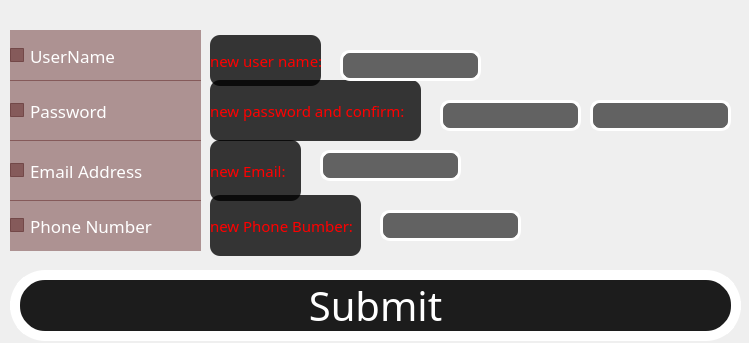
First picture: the form in changeinfo.ui, repository ErfanGerami/AP-Project, before the edit.
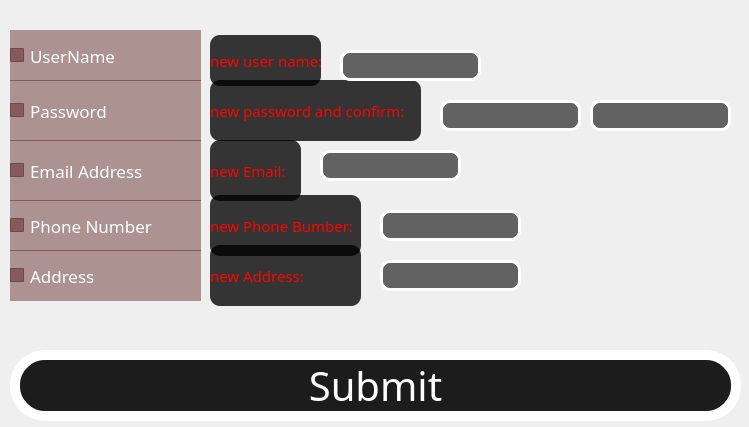
Second picture: the form after the edit. Icons and pictures are not drawn.

The edit to the form file:
```diff
--- a/changeinfo.ui
+++ b/changeinfo.ui
@@ -7,7 +7,7 @@
     <x>0</x>
     <y>0</y>
     <width>749</width>
-    <height>343</height>
+    <height>427</height>
    </rect>
   </property>
   <property name="windowTitle">
@@ -328,7 +328,7 @@
    <property name="geometry">
     <rect>
      <x>10</x>
-     <y>270</y>
+     <y>350</y>
      <width>731</width>
      <height>71</height>
     </rect>
@@ -348,6 +348,75 @@
     <string>Submit</string>
    </property>
   </widget>
+  <widget class="QLineEdit" name="adr">
+   <property name="geometry">
+    <rect>
+     <x>380</x>
+     <y>260</y>
+     <width>141</width>
+     <height>31</height>
+    </rect>
+   </property>
+   <property name="font">
+    <font>
+     <family>Rockwell Condensed</family>
+     <pointsize>-1</pointsize>
+    </font>
+   </property>
+   <property name="styleSheet">
+    <string notr="true">#adr{border-color:white;background-color:rgba(0,0,0,150);color:white;font-size:15px;border-radius:10px;border-style:solid;border-width:3px;}
+#adr:hover{background-color:black;}
+
+</string>
+   </property>
+  </widget>
+  <widget class="QCheckBox" name="adr_check">
+   <property name="geometry">
+    <rect>
+     <x>10</x>
+     <y>250</y>
+     <width>191</width>
+     <height>51</height>
+    </rect>
+   </property>
+   <property name="font">
+    <font>
+     <family>Ravie</family>
+     <pointsize>-1</pointsize>
+     <italic>false</italic>
+    </font>
+   </property>
+   <property name="styleSheet">
+    <string notr="true">border-style:solid; background-color: rgba(72, 3, 3,100); color:white
+;font-size:17px;</string>
+   </property>
+   <property name="text">
+    <string>Address</string>
+   </property>
+  </widget>
+  <widget class="QLabel" name="adrL">
+   <property name="geometry">
+    <rect>
+     <x>210</x>
+     <y>245</y>
+     <width>151</width>
+     <height>61</height>
+    </rect>
+   </property>
+   <property name="font">
+    <font>
+     <family>MV Boli</family>
+     <pointsize>-1</pointsize>
+    </font>
+   </property>
+   <property name="styleSheet">
+    <string notr="true">border-style:solid; background-color: rgba(0, 0, 0,200); color:red
+;font-size:15px;border-radius:10px;</string>
+   </property>
+   <property name="text">
+    <string>new Address:</string>
+   </property>
+  </widget>
  </widget>
  <resources/>
  <connections>
```
Left out of the diff: 32 changed lines with no effect on the pictures.
